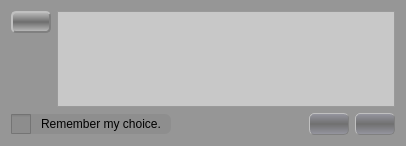
Before: the Qt Designer form GCXMLGenerator/forms/gcmessagedialog.ui in goblincoding/xmlmill, drawn with Qt 5.
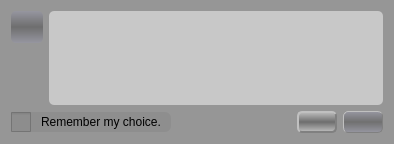
After: the same form once the commit is applied. Icons and pictures are not drawn.

The edit to the form file:
```diff
--- a/GCXMLGenerator/forms/gcmessagedialog.ui
+++ b/GCXMLGenerator/forms/gcmessagedialog.ui
@@ -9,8 +9,8 @@
    <rect>
     <x>0</x>
     <y>0</y>
-    <width>406</width>
-    <height>146</height>
+    <width>394</width>
+    <height>144</height>
    </rect>
   </property>
   <property name="windowTitle">
@@ -68,17 +68,23 @@
 QToolButton
 {
   background-color: qlineargradient(spread:reflect, x1:0.5, y1:0.5, x2:0.5, y2:1, stop:0 rgba(110, 110, 110, 255), stop:1 rgba(150, 150, 160, 255));
-  border-width: 1px;
   border-radius: 5px;
-  border-color: rgb(40, 40, 40);
   border-style: outset;
 }
 
+QToolButton:pressed
+{
+  background-color: qlineargradient(spread:reflect, x1:0.5, y1:0.5, x2:0.5, y2:1, stop:0 rgba(110, 110, 110, 255), stop:1 rgba(150, 150, 160, 255));
+  border-style: inset;
+}
+
 QPlainTextEdit
 {
    background-color: rgb(200,200,200);
    selection-background-color: rgba(120, 120, 130, 200);
    font: 12px;
+   border-radius: 5px;
+   border-style: outset;
 }
 
 QScrollBar:vertical 
@@ -272,7 +278,7 @@
      <item>
       <layout class="QVBoxLayout" name="verticalLayout">
        <item>
-        <widget class="QPushButton" name="iconButton">
+        <widget class="QToolButton" name="iconButton">
          <property name="enabled">
           <bool>true</bool>
          </property>
@@ -282,6 +288,18 @@
            <verstretch>0</verstretch>
           </sizepolicy>
          </property>
+         <property name="minimumSize">
+          <size>
+           <width>32</width>
+           <height>32</height>
+          </size>
+         </property>
+         <property name="maximumSize">
+          <size>
+           <width>32</width>
+           <height>32</height>
+          </size>
+         </property>
          <property name="text">
           <string/>
          </property>
@@ -291,9 +309,6 @@
            <height>32</height>
           </size>
          </property>
-         <property name="flat">
-          <bool>true</bool>
-         </property>
         </widget>
        </item>
        <item>
```
